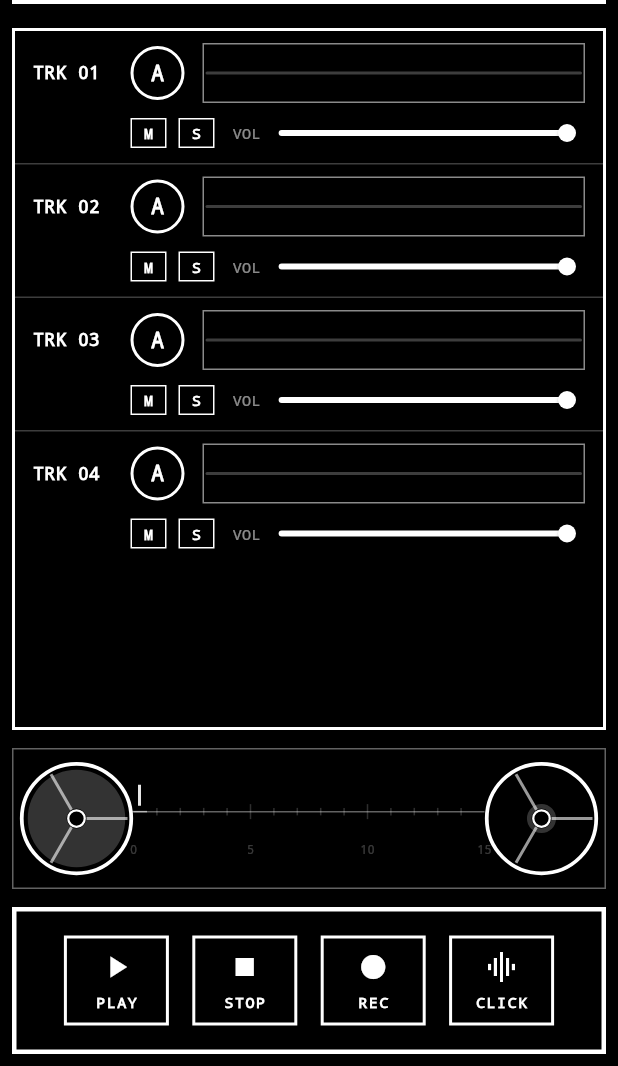
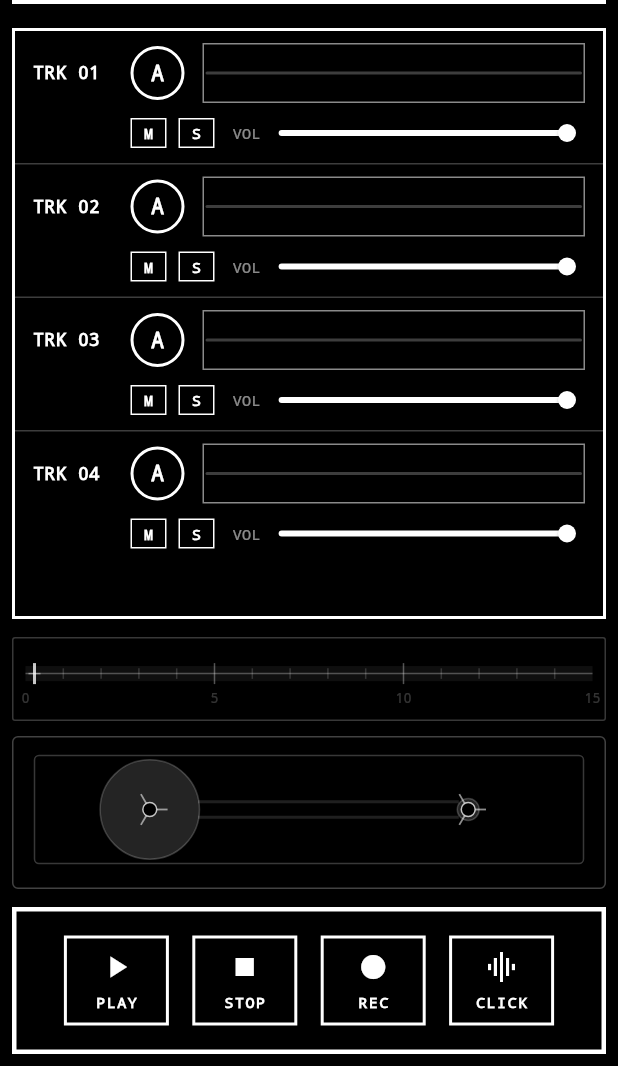
Before and after one commit to JonathanEdwardLee/orpheus_deck, a Flutter app: the RecorderScreen screen opened directly with empty values, on a phone screen of 412 x 824 dp, the part 170-1236 px from its top. Run offline on Flutter 3.47's test engine with Material 3 defaults, Android fonts, the phone set to English and light mode, and no system bars; our stand-ins replace just_audio, open_file, permission_handler, share_plus; missing offline and left inert: audio_session, ffmpeg_kit_flutter_new, record.

Commit message:
Transport: separate tape locator + cassette window
Co-authored-by: Cursor <cursoragent@cursor.com>

```diff
--- a/lib/widgets/tape_reel_transport.dart
+++ b/lib/widgets/tape_reel_transport.dart
@@ -2,7 +2,8 @@ import 'dart:math' as math;
 
 import 'package:flutter/material.dart';
 
-/// Cassette-style tape position: reels + ruler + head. Not a DAW timeline.
+/// Two-part transport: **tape position window** (tuner / locator) +
+/// **cassette reel window** (emotional mechanism). Not a DAW timeline.
 class TapeReelTransport extends StatefulWidget {
   const TapeReelTransport({
     super.key,
@@ -28,7 +29,6 @@ class TapeReelTransport extends StatefulWidget {
 class _TapeReelTransportState extends State<TapeReelTransport>
     with TickerProviderStateMixin {
   late final AnimationController _spin;
-  /// Optional subtle spin-up / coast (multiplier 0→1). Not transport logic.
   late final AnimationController _spinRamp;
 
   bool get _spinning => widget.isPlaying || widget.isRecording;
@@ -81,7 +81,6 @@ class _TapeReelTransportState extends State<TapeReelTransport>
     return (widget.playbackMs / widget.tapeLengthMs).clamp(0.0, 1.0);
   }
 
-  /// Subtle spin-up after transport starts (illusion only).
   double get _spinMul =>
       0.2 + 0.8 * Curves.easeOutCubic.transform(_spinRamp.value);
 
@@ -95,107 +94,95 @@ class _TapeReelTransportState extends State<TapeReelTransport>
 
   @override
   Widget build(BuildContext context) {
-    const double reelSlot = 76;
-    const double stripHeight = 46;
+    return Column(
+      mainAxisSize: MainAxisSize.min,
+      crossAxisAlignment: CrossAxisAlignment.stretch,
+      children: [
+        _TapePositionPanel(
+          progress: _progress,
+          tapeLengthMs: widget.tapeLengthMs,
+          seekEnabled: widget.seekEnabled && !_spinning,
+          transportActive: _spinning,
+          onSeekDx: _seekFromLocalDx,
+        ),
+        const SizedBox(height: 10),
+        _CassetteMechanismPanel(
+          progress: _progress,
+          spinning: _spinning,
+          spinAnimation: _spin,
+          spinMul: _spinMul,
+        ),
+      ],
+    );
+  }
+}
+
+// --- TOP: tape locator (separate from reels; radio-deck / tuner feel) ---
+
+class _TapePositionPanel extends StatelessWidget {
+  const _TapePositionPanel({
+    required this.progress,
+    required this.tapeLengthMs,
+    required this.seekEnabled,
+    required this.transportActive,
+    required this.onSeekDx,
+  });
+
+  final double progress;
+  final int tapeLengthMs;
+  final bool seekEnabled;
+  final bool transportActive;
+  final void Function(double dx, double width) onSeekDx;
+
+  @override
+  Widget build(BuildContext context) {
+    const trackH = 28.0;
+    const labelH = 12.0;
 
     return Container(
-      padding: const EdgeInsets.symmetric(vertical: 8, horizontal: 4),
+      padding: const EdgeInsets.fromLTRB(8, 8, 8, 6),
       decoration: BoxDecoration(
         color: Colors.black,
-        border: Border.all(color: Colors.white38, width: 1),
+        border: Border.all(
+          color: transportActive
+              ? Colors.white.withValues(alpha: 0.42)
+              : Colors.white.withValues(alpha: 0.22),
+          width: 1,
         ),
-      child: Row(
-        crossAxisAlignment: CrossAxisAlignment.center,
-        children: [
-          SizedBox(
-            width: reelSlot,
-            height: reelSlot,
-            child: AnimatedBuilder(
-              animation: Listenable.merge([_spin, _spinRamp]),
-              builder: (context, _) {
-                final rot = _spin.value *
-                    2 *
-                    math.pi *
-                    (_spinning ? _spinMul : 1.0);
-                return CustomPaint(
-                  painter: _ReelPainter(
-                    rotation: rot,
-                    tapeProgress: _progress,
-                    isLeft: true,
+        borderRadius: BorderRadius.circular(2),
       ),
-                );
-              },
-            ),
-          ),
-          Expanded(
       child: Column(
         mainAxisSize: MainAxisSize.min,
         children: [
           SizedBox(
-                  height: stripHeight,
+            height: trackH,
             child: LayoutBuilder(
-                    builder: (context, constraints) {
-                      final w = constraints.maxWidth;
-                      final seekHere = widget.seekEnabled &&
-                          !_spinning &&
-                          w > 0;
-                      final flowPhase = _spinning
-                          ? (widget.playbackMs % 1200) / 1200.0
-                          : 0.0;
+              builder: (context, c) {
+                final w = c.maxWidth;
                 return GestureDetector(
                   behavior: HitTestBehavior.opaque,
-                        onTapDown: seekHere
-                            ? (e) => _seekFromLocalDx(
-                                  e.localPosition.dx,
-                                  w,
-                                )
+                  onTapDown: seekEnabled
+                      ? (e) => onSeekDx(e.localPosition.dx, w)
                       : null,
-                        onHorizontalDragUpdate: seekHere
-                            ? (d) => _seekFromLocalDx(
-                                  d.localPosition.dx,
-                                  w,
-                                )
+                  onHorizontalDragUpdate: seekEnabled
+                      ? (d) => onSeekDx(d.localPosition.dx, w)
                       : null,
                   child: CustomPaint(
-                          size: Size(w, stripHeight),
-                          painter: _TapeStripPainter(
-                            progress: _progress,
-                            tapeFlowActive: _spinning,
-                            flowPhase: flowPhase,
+                    size: Size(w, trackH),
+                    painter: _TapeLocatorTrackPainter(
+                      progress: progress,
+                      transportActive: transportActive,
                     ),
                   ),
                 );
               },
             ),
           ),
-                const SizedBox(
-                  height: 11,
+          SizedBox(
+            height: labelH,
             child: CustomPaint(
-                    painter: _TapeRulerLabelsPainter(),
-                    child: SizedBox.expand(),
-                  ),
-                ),
-              ],
-            ),
-          ),
-          SizedBox(
-            width: reelSlot,
-            height: reelSlot,
-            child: AnimatedBuilder(
-              animation: Listenable.merge([_spin, _spinRamp]),
-              builder: (context, _) {
-                final rot = _spin.value *
-                    2 *
-                    math.pi *
-                    (_spinning ? _spinMul : 1.0);
-                return CustomPaint(
-                  painter: _ReelPainter(
-                    rotation: rot,
-                    tapeProgress: _progress,
-                    isLeft: false,
-                  ),
-                );
-              },
+              painter: _TapeLocatorLabelsPainter(),
+              child: const SizedBox.expand(),
             ),
           ),
         ],
@@ -204,186 +191,81 @@ class _TapeReelTransportState extends State<TapeReelTransport>
   }
 }
 
-/// Fixed-size reel hardware + rotating spokes + tape mass radius only.
-///
-/// **Tape mass:** [tapeProgress] 0 = start of side, 1 = end.
-/// - Left supply reel: mass full at 0, thin at 1 → fill = `1 - tapeProgress`.
-/// - Right take-up reel: mass thin at 0, full at 1 → fill = `tapeProgress`.
-/// Outer flange radius is constant; only the wound-tape outer radius lerps.
-class _ReelPainter extends CustomPainter {
-  _ReelPainter({
-    required this.rotation,
-    required this.tapeProgress,
-    required this.isLeft,
+class _TapeLocatorTrackPainter extends CustomPainter {
+  _TapeLocatorTrackPainter({
+    required this.progress,
+    required this.transportActive,
   });
 
-  final double rotation;
-  final double tapeProgress;
-  final bool isLeft;
+  final double progress;
+  final bool transportActive;
 
   @override
   void paint(Canvas canvas, Size size) {
-    final c = Offset(size.width / 2, size.height / 2);
-    final hardwareR = math.min(size.width, size.height) / 2 - 1.5;
-    const hubR = 5.5;
-    const hubRing = 1.2;
-    final t = tapeProgress.clamp(0.0, 1.0);
-    final fill = isLeft ? (1.0 - t) : t;
+    final w = size.width;
+    final y = size.height * 0.55;
+    final p = progress.clamp(0.0, 1.0);
+    final headX = w <= 12 ? w * 0.5 : (p * w).clamp(6.0, w - 6.0);
 
-    const tapeOuterMin = hubR + hubRing + 3.0;
-    final tapeOuterMax = hardwareR - 4.0;
-    final tapeOuter = _lerpDouble(tapeOuterMin, tapeOuterMax, fill)
-        .clamp(tapeOuterMin, tapeOuterMax);
-
-    // 1) Tape mass (annulus hub+clearance .. tapeOuter)
-    final tapePaint = Paint()
-      ..color = Colors.white.withValues(alpha: 0.2)
-      ..style = PaintingStyle.fill;
-    final outerTape = Path()
-      ..addOval(Rect.fromCircle(center: c, radius: tapeOuter));
-    final hubHole = Path()
-      ..addOval(Rect.fromCircle(center: c, radius: hubR + hubRing));
-    final tapeRing = Path.combine(
-      PathOperation.difference,
-      outerTape,
-      hubHole,
-    );
-    canvas.drawPath(tapeRing, tapePaint);
-
-    // 2) Spokes — fixed geometry, rotate only
-    canvas.save();
-    canvas.translate(c.dx, c.dy);
-    canvas.rotate(rotation);
-    const spokeInner = hubR + hubRing + 1.0;
-    final spokeOuter = hardwareR - 3.5;
-    final spokePaint = Paint()
-      ..color = Colors.white60
-      ..strokeWidth = 2
-      ..strokeCap = StrokeCap.square;
-    for (int k = 0; k < 3; k++) {
-      final a = k * 2 * math.pi / 3;
-      final p1 = Offset(math.cos(a), math.sin(a)) * spokeInner;
-      final p2 = Offset(math.cos(a), math.sin(a)) * spokeOuter;
-      canvas.drawLine(p1, p2, spokePaint);
-    }
-    canvas.restore();
-
-    // 3) Center hub (fixed)
-    canvas.drawCircle(
-      c,
-      hubR,
+    // Inner channel (tuner window)
+    final chTop = y - 5;
+    final chBot = y + 5;
+    canvas.drawRect(
+      Rect.fromLTWH(0, chTop, w, chBot - chTop),
       Paint()
-        ..color = Colors.black
+        ..color = Colors.white.withValues(alpha: 0.06)
         ..style = PaintingStyle.fill,
     );
-    canvas.drawCircle(
-      c,
-      hubR,
+
+    final baseStroke = Paint()
+      ..color = Colors.white.withValues(alpha: 0.28)
+      ..strokeWidth = 1;
+    canvas.drawLine(Offset(0, y), Offset(w, y), baseStroke);
+
+    // Minute ticks: small every minute, larger every 5
+    for (int m = 1; m < 15; m++) {
+      final x = w * (m / 15.0);
+      final major = m % 5 == 0;
+      final h = major ? 7.0 : 3.5;
+      canvas.drawLine(
+        Offset(x, y - h),
+        Offset(x, y + h),
         Paint()
-        ..color = Colors.white
-        ..style = PaintingStyle.stroke
-        ..strokeWidth = 1.5,
-    );
-
-    // 4) Outer reel hardware — fixed radius
-    canvas.drawCircle(
-      c,
-      hardwareR,
-      Paint()
-        ..color = Colors.white
-        ..style = PaintingStyle.stroke
-        ..strokeWidth = 2.5,
+          ..color = Colors.white.withValues(alpha: major ? 0.32 : 0.16)
+          ..strokeWidth = 1,
       );
     }
 
-  @override
-  bool shouldRepaint(covariant _ReelPainter old) {
-    return old.rotation != rotation ||
-        old.tapeProgress != tapeProgress ||
-        old.isLeft != isLeft;
-  }
-}
-
-class _TapeStripPainter extends CustomPainter {
-  _TapeStripPainter({
-    required this.progress,
-    required this.tapeFlowActive,
-    required this.flowPhase,
-  });
-
-  final double progress;
-  final bool tapeFlowActive;
-  final double flowPhase;
-
-  @override
-  void paint(Canvas canvas, Size size) {
-    final yMid = size.height * 0.52;
-    final w = size.width;
-    final p = progress.clamp(0.0, 1.0);
-    final rawX = p * w;
-    final headX = w <= 10 ? w * 0.5 : rawX.clamp(4.0, w - 4.0);
-
-    // Tape ribbon (subtle directional shimmer when moving)
-    final linePaint = Paint()
-      ..color = Colors.white38
-      ..strokeWidth = 1;
-    if (tapeFlowActive && w > 8) {
-      const dash = 5.0;
-      final offset = flowPhase * dash * 2;
-      double x = -offset;
-      while (x < w) {
-        canvas.drawLine(Offset(x, yMid), Offset(x + dash, yMid), linePaint);
-        x += dash * 2;
-      }
-    } else {
-      canvas.drawLine(Offset(0, yMid), Offset(w, yMid), linePaint);
-    }
-
-    // Minute ticks — secondary, soft
-    final tickPaint = Paint()
-      ..color = Colors.white.withValues(alpha: 0.18)
-      ..strokeWidth = 1;
-    for (int m = 1; m < 15; m++) {
-      final x = w * (m / 15.0);
-      final tall = m % 5 == 0;
-      final h = tall ? 5.0 : 2.5;
-      canvas.drawLine(Offset(x, yMid - h), Offset(x, yMid + h), tickPaint);
-    }
-
-    // Mechanical tape-head marker: thin vertical + guide notch (not a scrub triangle)
-    const halfW = 1.0;
-    const vTop = 6.0;
-    const vBot = 20.0;
+    // Locator — slides with position; slightly brighter when transport runs
+    final locA = transportActive ? 0.95 : 0.78;
     canvas.drawRect(
-      Rect.fromLTRB(headX - halfW, vTop, headX + halfW, vBot),
-      Paint()..color = Colors.white.withValues(alpha: 0.9),
+      Rect.fromCenter(
+        center: Offset(headX, y),
+        width: 2,
+        height: 14,
+      ),
+      Paint()..color = Colors.white.withValues(alpha: locA),
     );
     canvas.drawLine(
-      Offset(headX - 5, yMid),
-      Offset(headX + 5, yMid),
+      Offset(headX - 4, y),
+      Offset(headX + 4, y),
       Paint()
-        ..color = Colors.white.withValues(alpha: 0.55)
+        ..color = Colors.white.withValues(alpha: locA * 0.55)
         ..strokeWidth = 1,
     );
   }
 
   @override
-  bool shouldRepaint(covariant _TapeStripPainter old) {
+  bool shouldRepaint(covariant _TapeLocatorTrackPainter old) {
     return old.progress != progress ||
-        old.tapeFlowActive != tapeFlowActive ||
-        old.flowPhase != flowPhase;
+        old.transportActive != transportActive;
   }
 }
 
-class _TapeRulerLabelsPainter extends CustomPainter {
-  const _TapeRulerLabelsPainter();
-
+class _TapeLocatorLabelsPainter extends CustomPainter {
   @override
   void paint(Canvas canvas, Size size) {
-    final tp = TextPainter(
-      textDirection: TextDirection.ltr,
-      textAlign: TextAlign.center,
-    );
+    final tp = TextPainter(textDirection: TextDirection.ltr);
     const labels = ['0', '5', '10', '15'];
     final w = size.width;
     for (int i = 0; i < labels.length; i++) {
@@ -391,9 +273,9 @@ class _TapeRulerLabelsPainter extends CustomPainter {
       tp.text = TextSpan(
         text: labels[i],
         style: TextStyle(
-          color: Colors.white.withValues(alpha: 0.22),
+          color: Colors.white.withValues(alpha: 0.2),
           fontFamily: 'monospace',
-          fontSize: 8,
+          fontSize: 9,
           height: 1,
         ),
       );
@@ -403,7 +285,220 @@ class _TapeRulerLabelsPainter extends CustomPainter {
   }
 
   @override
-  bool shouldRepaint(covariant _TapeRulerLabelsPainter old) => false;
+  bool shouldRepaint(covariant CustomPainter oldDelegate) => false;
+}
+
+// --- BOTTOM: cassette window (tape dominates; small hubs; path between) ---
+
+class _CassetteMechanismPanel extends StatelessWidget {
+  const _CassetteMechanismPanel({
+    required this.progress,
+    required this.spinning,
+    required this.spinAnimation,
+    required this.spinMul,
+  });
+
+  final double progress;
+  final bool spinning;
+  final Animation<double> spinAnimation;
+  final double spinMul;
+
+  @override
+  Widget build(BuildContext context) {
+    const h = 102.0;
+    return Container(
+      height: h,
+      padding: const EdgeInsets.symmetric(horizontal: 6, vertical: 8),
+      decoration: BoxDecoration(
+        color: Colors.black,
+        border: Border.all(
+          color: Colors.white.withValues(alpha: 0.26),
+          width: 1,
+        ),
+        borderRadius: BorderRadius.circular(4),
+      ),
+      child: AnimatedBuilder(
+        animation: spinAnimation,
+        builder: (context, _) {
+          final base = spinAnimation.value *
+              2 *
+              math.pi *
+              (spinning ? spinMul : 1.0);
+          // Larger wound pack → slower rotation (cassette-ish cue).
+          final t = progress.clamp(0.0, 1.0);
+          final leftFill = 1.0 - t;
+          final rightFill = t;
+          // More wound tape → slower hub (inverse of pack size).
+          final rotL =
+              base * (0.52 + 0.48 * (0.35 + 0.65 * (1.0 - leftFill)));
+          final rotR =
+              base * (0.52 + 0.48 * (0.35 + 0.65 * (1.0 - rightFill)));
+          final flow = spinning ? spinAnimation.value : 0.0;
+          return CustomPaint(
+            painter: _CassetteWindowPainter(
+              progress: progress,
+              rotationLeft: rotL,
+              rotationRight: rotR,
+              pathFlow: flow,
+            ),
+            child: const SizedBox.expand(),
+          );
+        },
+      ),
+    );
+  }
+}
+
+/// Single “window” like menu [CassettePainter]: dark tape blobs dominate, small reels inside.
+class _CassetteWindowPainter extends CustomPainter {
+  _CassetteWindowPainter({
+    required this.progress,
+    required this.rotationLeft,
+    required this.rotationRight,
+    required this.pathFlow,
+  });
+
+  final double progress;
+  final double rotationLeft;
+  final double rotationRight;
+  final double pathFlow;
+
+  @override
+  void paint(Canvas canvas, Size size) {
+    final t = progress.clamp(0.0, 1.0);
+    final leftFill = 1.0 - t;
+    final rightFill = t;
+
+    const inset = 8.0;
+    final shell = RRect.fromRectAndRadius(
+      Rect.fromLTWH(inset, 4, size.width - inset * 2, size.height - 12),
+      const Radius.circular(3),
+    );
+    canvas.drawRRect(
+      shell,
+      Paint()
+        ..color = Colors.black
+        ..style = PaintingStyle.fill,
+    );
+    canvas.drawRRect(
+      shell,
+      Paint()
+        ..color = Colors.white.withValues(alpha: 0.22)
+        ..style = PaintingStyle.stroke
+        ..strokeWidth = 1,
+    );
+
+    final rect = shell.outerRect;
+    final midY = rect.center.dy;
+    final leftCx = rect.left + rect.width * 0.21;
+    final rightCx = rect.left + rect.width * 0.79;
+
+    // Max radius for tape mass (~ menu: winH * 0.8 style dominance)
+    final tapeMaxR = math.min(rect.height * 0.46, rect.width * 0.2);
+    final tapeMinR = tapeMaxR * 0.22;
+
+    final tapeLeftR = _lerpDouble(tapeMinR, tapeMaxR, leftFill);
+    final tapeRightR = _lerpDouble(tapeMinR, tapeMaxR, rightFill);
+
+    // Small fixed hub/spoke assembly (compact cassette)
+    final hubR = tapeMaxR * 0.14;
+    final spokeInner = hubR * 1.15;
+    final spokeOuter = tapeMaxR * 0.34;
+
+    // 1) Dark tape mass (dominant) — menu uses white24; slightly darker for OLED
+    final tapeFill = Paint()
+      ..color = Colors.white.withValues(alpha: 0.14)
+      ..style = PaintingStyle.fill;
+    canvas.drawCircle(Offset(leftCx, midY), tapeLeftR, tapeFill);
+    canvas.drawCircle(Offset(rightCx, midY), tapeRightR, tapeFill);
+
+    // Subtle outer lip on tape pack
+    final lip = Paint()
+      ..color = Colors.white.withValues(alpha: 0.2)
+      ..style = PaintingStyle.stroke
+      ..strokeWidth = 1;
+    canvas.drawCircle(Offset(leftCx, midY), tapeLeftR, lip);
+    canvas.drawCircle(Offset(rightCx, midY), tapeRightR, lip);
+
+    // Tape path: upper/lower runs (menu cassette style), tangent to tape packs
+    final yLow = midY + math.min(tapeLeftR, tapeRightR) * 0.72;
+    final yHigh = midY - math.min(tapeLeftR, tapeRightR) * 0.72;
+    final leftEdgeX = leftCx + tapeLeftR;
+    final rightEdgeX = rightCx - tapeRightR;
+    if (rightEdgeX > leftEdgeX + 4) {
+      final pathPaint = Paint()
+        ..color = Colors.white.withValues(alpha: 0.12)
+        ..strokeWidth = 2
+        ..strokeCap = StrokeCap.square;
+      canvas.drawLine(
+        Offset(leftEdgeX, yHigh),
+        Offset(rightEdgeX, yHigh),
+        pathPaint,
+      );
+      canvas.drawLine(
+        Offset(leftEdgeX, yLow),
+        Offset(rightEdgeX, yLow),
+        pathPaint,
+      );
+      if (pathFlow > 0) {
+        const dash = 4.0;
+        final off = pathFlow * dash * 2;
+        final thin = Paint()
+          ..color = Colors.white.withValues(alpha: 0.09)
+          ..strokeWidth = 1;
+        double x = leftEdgeX - off % (dash * 2);
+        while (x < rightEdgeX) {
+          canvas.drawLine(Offset(x, yHigh - 1), Offset(x + dash, yHigh - 1), thin);
+          x += dash * 2;
+        }
+      }
+    }
+
+    void drawHub(double cx, double cy, double rot) {
+      // Spokes only inside tape — short, delicate
+      canvas.save();
+      canvas.translate(cx, cy);
+      canvas.rotate(rot);
+      final sp = Paint()
+          ..color = Colors.white.withValues(alpha: 0.55)
+          ..strokeWidth = 1.2
+          ..strokeCap = StrokeCap.square;
+      for (int k = 0; k < 3; k++) {
+        final a = k * 2 * math.pi / 3;
+        final p1 = Offset(math.cos(a), math.sin(a)) * spokeInner;
+        final p2 = Offset(math.cos(a), math.sin(a)) * spokeOuter;
+        canvas.drawLine(p1, p2, sp);
+      }
+      canvas.restore();
+
+      canvas.drawCircle(
+        Offset(cx, cy),
+        hubR,
+        Paint()
+          ..color = Colors.black
+          ..style = PaintingStyle.fill,
+      );
+      canvas.drawCircle(
+        Offset(cx, cy),
+        hubR,
+        Paint()
+          ..color = Colors.white.withValues(alpha: 0.75)
+          ..style = PaintingStyle.stroke
+          ..strokeWidth = 1,
+      );
+    }
+
+    drawHub(leftCx, midY, rotationLeft);
+    drawHub(rightCx, midY, rotationRight);
+  }
+
+  @override
+  bool shouldRepaint(covariant _CassetteWindowPainter old) {
+    return old.progress != progress ||
+        old.rotationLeft != rotationLeft ||
+        old.rotationRight != rotationRight ||
+        old.pathFlow != pathFlow;
+  }
 }
 
 double _lerpDouble(double a, double b, double t) => a + (b - a) * t;
```
Lines whose indentation alone changed are shown as unchanged.
